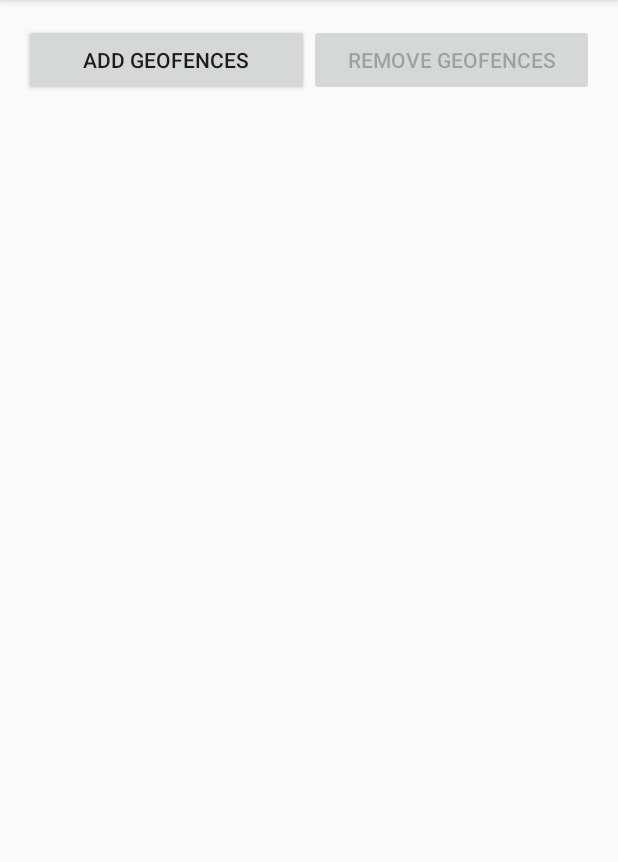
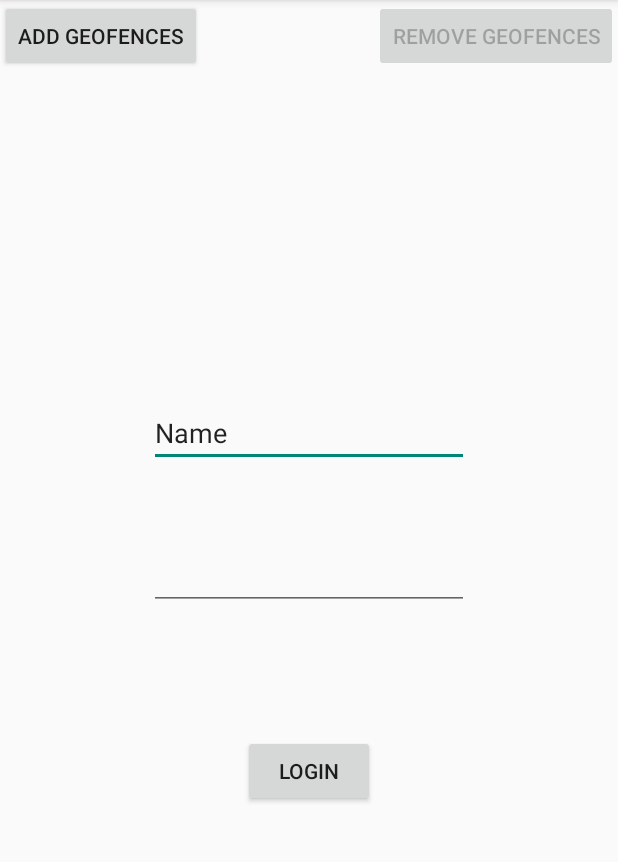
Before and after one commit to Hodov/Geofencing, an Android app: the screen it shows after launch (MainActivity), on a phone screen of 412 x 824 dp, the part 84-946 px from its top. Run offline under Robolectric (Android 15) with nearby library versions, the phone set to English and light mode, and no system bars; libraries missing offline, so code that uses them is left out: com.firebase.client; 2 statements that could not run were skipped.

Commit message:
Firebase begin

```diff
--- a/app/build.gradle
+++ b/app/build.gradle
@@ -16,6 +16,12 @@ android {
             minifyEnabled false
             proguardFiles getDefaultProguardFile('proguard-android.txt'), 'proguard-rules.pro'
         }
+
+    packagingOptions {
+        exclude 'META-INF/LICENSE'
+        exclude 'META-INF/LICENSE-FIREBASE.txt'
+        exclude 'META-INF/NOTICE'
+    }
     }
 }
 
@@ -24,4 +30,5 @@ dependencies {
     compile 'com.android.support:appcompat-v7:23.0.1'
     compile 'com.google.android.gms:play-services:8.1.0'
     compile 'com.squareup.okhttp3:okhttp:3.1.2'
+    compile 'com.firebase:firebase-client-android:2.5.2+'
 }
--- a/app/src/main/AndroidManifest.xml
+++ b/app/src/main/AndroidManifest.xml
@@ -22,6 +22,7 @@ limitations under the License.
     <uses-permission android:name="android.permission.ACCESS_NETWORK_STATE"/>
     <uses-permission android:name="android.permission.GET_ACCOUNTS"/>
     <uses-permission android:name="android.permission.CHANGE_WIFI_STATE"/>
+    <uses-permission android:name="android.permission.INTERNET" />
 
 
 
--- a/app/src/main/java/com/google/android/gms/location/sample/geofencing/MainActivity.java
+++ b/app/src/main/java/com/google/android/gms/location/sample/geofencing/MainActivity.java
@@ -31,8 +31,11 @@ import android.support.v7.app.ActionBarActivity;
 import android.util.Log;
 import android.view.View;
 import android.widget.Button;
+import android.widget.EditText;
 import android.widget.Toast;
 
+import com.firebase.client.Firebase;
+import com.firebase.client.FirebaseError;
 import com.google.android.gms.common.ConnectionResult;
 import com.google.android.gms.common.api.GoogleApiClient;
 import com.google.android.gms.common.api.GoogleApiClient.ConnectionCallbacks;
@@ -97,10 +100,25 @@ public class MainActivity extends ActionBarActivity implements
     private Button mAddGeofencesButton;
     private Button mRemoveGeofencesButton;
 
+    private Button mLoginButton;
+    private EditText mLoginText;
+    private EditText mPasswordText;
+    private Firebase myFirebaseRef;
+
     @Override
     public void onCreate(Bundle savedInstanceState) {
         super.onCreate(savedInstanceState);
-        setContentView(R.layout.main_activity);
+        setContentView(R.layout.main_activity2);
+
+        //Init Firebase
+        Firebase.setAndroidContext(this);
+        myFirebaseRef = new Firebase("https://barfly.firebaseio.com/");
+
+        //Get the login widgets
+        mLoginButton = (Button) findViewById(R.id.login_button);
+        mLoginText = (EditText) findViewById(R.id.login_label);
+        mPasswordText = (EditText) findViewById(R.id.password_label);
+
 
         // Get the UI widgets.
         mAddGeofencesButton = (Button) findViewById(R.id.add_geofences_button);
@@ -218,6 +236,11 @@ public class MainActivity extends ActionBarActivity implements
             // Catch exception generated if the app does not use ACCESS_FINE_LOCATION permission.
             logSecurityException(securityException);
         }
+    }
+
+    public void signUpUserHandler(View view) {
+        System.out.print("Отправляем");
+        signUpUser(myFirebaseRef, mLoginText.toString(), mPasswordText.toString());
     }
 
     /**
@@ -349,4 +372,17 @@ public class MainActivity extends ActionBarActivity implements
         }
     }
 
+    private void signUpUser(Firebase myFirebaseRef, String login, String pass) {
+        myFirebaseRef.createUser(login, pass, new Firebase.ValueResultHandler<Map<String, Object>>() {
+            @Override
+            public void onSuccess(Map<String, Object> result) {
+                System.out.println("Successfully created user account with uid: " + result.get("uid"));
+            }
+            @Override
+            public void onError(FirebaseError firebaseError) {
+                // there was an error
+            }
+        });
+    }
+
 }
--- a/app/src/main/res/layout/main_activity.xml
+++ b/app/src/main/res/layout/main_activity.xml
@@ -1,27 +1,8 @@
-<?xml version="1.0" encoding="utf-8"?><!--
-     Copyright (C) 2014 Google, Inc.
-
-     Licensed under the Apache License, Version 2.0 (the "License");
-     you may not use this file except in compliance with the License.
-     You may obtain a copy of the License at
-
-          http://www.apache.org/licenses/LICENSE-2.0
-
-     Unless required by applicable law or agreed to in writing, software
-     distributed under the License is distributed on an "AS IS" BASIS,
-     WITHOUT WARRANTIES OR CONDITIONS OF ANY KIND, either express or implied.
-     See the License for the specific language governing permissions and
-     limitations under the License.
--->
+<?xml version="1.0" encoding="utf-8"?>
 
 <LinearLayout xmlns:android="http://schemas.android.com/apk/res/android"
     android:layout_width="match_parent"
-    android:layout_height="wrap_content"
-
-    android:paddingBottom="@dimen/activity_vertical_margin"
-    android:paddingLeft="@dimen/activity_horizontal_margin"
-    android:paddingRight="@dimen/activity_horizontal_margin"
-    android:paddingTop="@dimen/activity_vertical_margin">
+    android:layout_height="match_parent">
 
     <Button
         android:id="@+id/add_geofences_button"
@@ -31,6 +12,7 @@
         android:onClick="addGeofencesButtonHandler"
         android:text="@string/add_geofences" />
 
+
     <Button
         android:id="@+id/remove_geofences_button"
         android:layout_width="0dp"
@@ -38,4 +20,7 @@
         android:layout_weight="1"
         android:onClick="removeGeofencesButtonHandler"
         android:text="@string/remove_geofences" />
+
+
+
 </LinearLayout>
--- /dev/null
+++ b/app/src/main/res/layout/main_activity2.xml
@@ -0,0 +1,62 @@
+<?xml version="1.0" encoding="utf-8"?>
+<RelativeLayout xmlns:android="http://schemas.android.com/apk/res/android"
+    android:orientation="vertical" android:layout_width="match_parent"
+    android:layout_height="match_parent">
+
+    <Button
+        android:id="@+id/remove_geofences_button"
+        android:layout_width="wrap_content"
+        android:layout_height="wrap_content"
+        android:onClick="removeGeofencesButtonHandler"
+        android:text="@string/remove_geofences"
+        android:layout_alignParentTop="true"
+        android:layout_alignParentRight="true"
+        android:layout_alignParentEnd="true" />
+
+    <Button
+        android:id="@+id/add_geofences_button"
+        android:layout_width="wrap_content"
+        android:layout_height="wrap_content"
+        android:onClick="addGeofencesButtonHandler"
+        android:text="@string/add_geofences"
+ />
+
+
+    <EditText
+        android:layout_width="wrap_content"
+        android:layout_height="wrap_content"
+        android:inputType="textPersonName"
+        android:text="Name"
+        android:ems="10"
+        android:id="@+id/login_label"
+        android:layout_gravity="center_vertical"
+        android:layout_marginBottom="50dp"
+        android:layout_above="@+id/password_label"
+        android:layout_centerHorizontal="true" />
+
+    <EditText
+        android:layout_width="wrap_content"
+        android:layout_height="wrap_content"
+        android:inputType="textPassword"
+        android:ems="10"
+        android:id="@+id/password_label"
+        android:layout_gravity="center_vertical"
+        android:layout_centerVertical="true"
+        android:layout_centerHorizontal="true" />
+
+    <Button
+        android:id="@+id/login_button"
+        android:layout_width="wrap_content"
+        android:layout_height="wrap_content"
+
+        android:onClick="signUpUserHandler"
+        android:text="@string/login"
+        android:layout_gravity="center_vertical"
+        android:gravity="center"
+        android:layout_marginTop="83dp"
+        android:layout_below="@+id/password_label"
+        android:layout_centerHorizontal="true" />
+
+
+
+</RelativeLayout>
--- a/app/src/main/res/values/strings.xml
+++ b/app/src/main/res/values/strings.xml
@@ -21,6 +21,8 @@
     <!-- Buttons strings -->
     <string name="add_geofences">Add geofences</string>
     <string name="remove_geofences">Remove geofences</string>
+
+    <string name="login">Login</string>
 
     <string name="geofences_added">Geofences added</string>
     <string name="geofences_removed">Geofences removed</string>
--- a/gradle.properties
+++ b/gradle.properties
@@ -12,4 +12,14 @@
 # This option should only be used with decoupled projects. More details, visit
 # http://www.gradle.org/docs/current/userguide/multi_project_builds.html#sec:decoupled_projects
 # org.gradle.parallel=true
-#Fri Feb 26 11:09:29 MSK 2016
+#Mon Feb 29 11:36:52 MSK 2016
+systemProp.http.proxyPort=8080
+systemProp.http.proxyUser=skorokhodov_a
+systemProp.http.proxyPassword=February2016
+systemProp.https.proxyPassword=February2016
+systemProp.https.proxyHost=fishfarmr.abr.loc
+systemProp.http.nonProxyHosts=192.168.*;172.16.*;172.17.*;172.18.*;10.*;172.27.*;*.abr;*.loc;*gepb.ru;*.geprobank.ru;portal.hpd.global.reuters.com;wut.hpd.ukb.reuters.com;sgw.hpd.ukb.reuters.com;citrix-abr.sobin.ru;ksed.abr.ru;*lk.fcsm.ru;lkk.abr.ru;77.41.109.102;t.abr.ru;ksed.abr.ru;ibank.abr.ru;gaz-pay.abr.ru;insobin.sobin.ru;mail.abr.loc;autodiscovery.abr.loc;*.sobin.ru;*.sobinnt.sbnk.biz;vm-hor-con.abr.loc;vm-hor-rep.abr.loc;i2.abr.ru
+systemProp.http.proxyHost=fishfarmr.abr.loc
+systemProp.https.proxyPort=8080
+systemProp.https.nonProxyHosts=192.168.*;172.16.*;172.17.*;172.18.*;10.*;172.27.*;*.abr;*.loc;*gepb.ru;*.geprobank.ru;portal.hpd.global.reuters.com;wut.hpd.ukb.reuters.com;sgw.hpd.ukb.reuters.com;citrix-abr.sobin.ru;ksed.abr.ru;*lk.fcsm.ru;lkk.abr.ru;77.41.109.102;t.abr.ru;ksed.abr.ru;ibank.abr.ru;gaz-pay.abr.ru;insobin.sobin.ru;mail.abr.loc;autodiscovery.abr.loc;*.sobin.ru;*.sobinnt.sbnk.biz;vm-hor-con.abr.loc;vm-hor-rep.abr.loc;i2.abr.ru
+systemProp.https.proxyUser=skorokhodov_a
```
